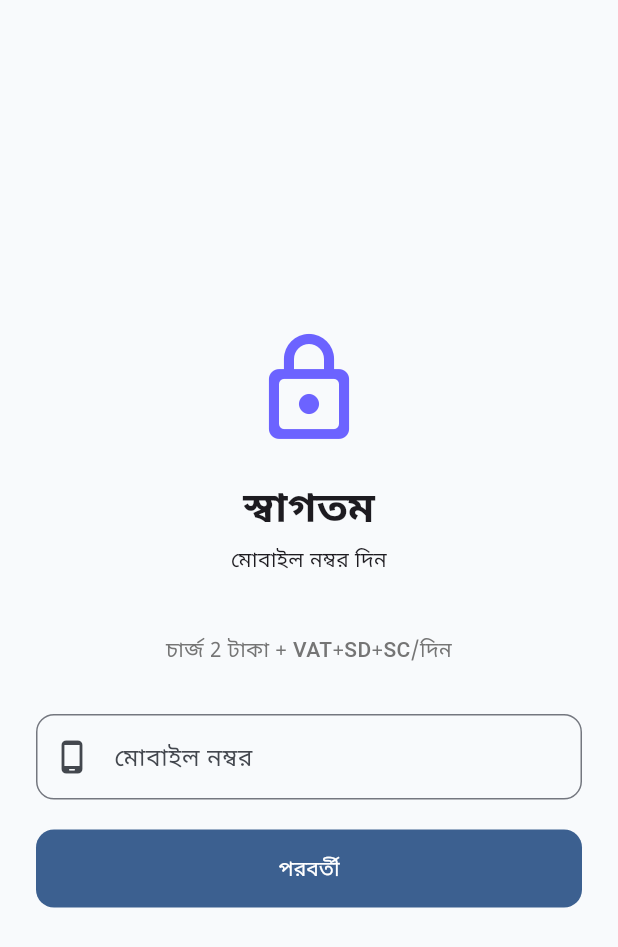
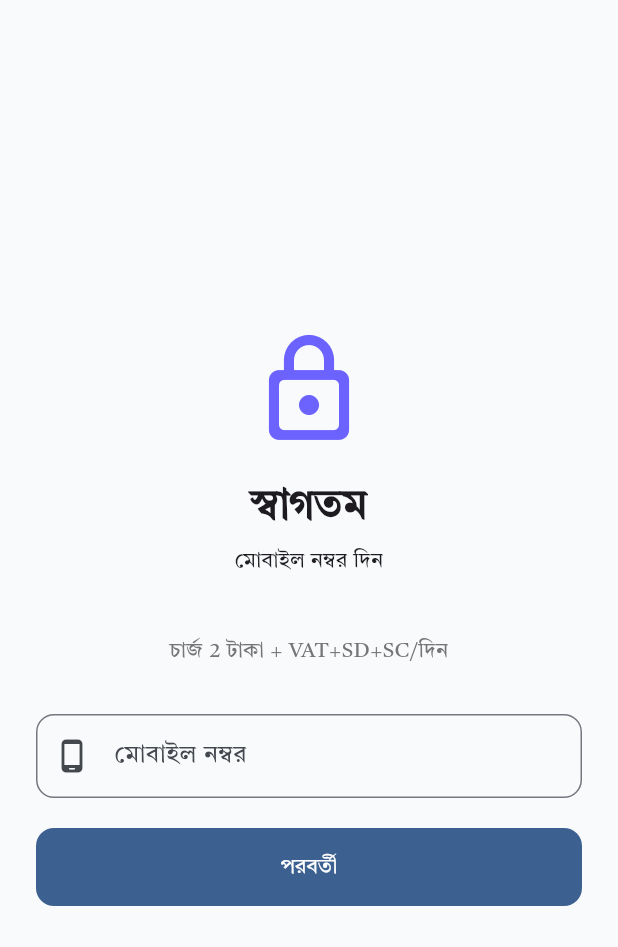
Before and after one commit to mehedienf/women_safety_weather_app, a Flutter app: the screen it shows after launch, on a phone screen of 412 x 824 dp. Shown: the top 947 px of the screen. Run offline on Flutter 3.47's test engine with Material 3 defaults, Android fonts, the phone set to English and light mode, and no system bars; our stand-ins replace flutter_local_notifications, flutter_map, geolocator, google_fonts, latlong2, permission_handler and 2 more; missing offline and left inert: flutter_phone_direct_caller; accounts and stored records are empty.

```diff
--- a/lib/main.dart
+++ b/lib/main.dart
@@ -67,7 +67,10 @@ class WomenSafetyDisasterApp extends StatelessWidget {
             brightness: Brightness.light,
           ),
           scaffoldBackgroundColor: const Color(0xFFF8FAFC),
-          textTheme: GoogleFonts.notoSansBengaliTextTheme(),
+          textTheme: GoogleFonts.notoSansBengaliTextTheme().apply(
+            fontFamily: 'TiroBangla',
+          ),
+
           cardTheme: const CardThemeData(
             elevation: 0,
             color: Colors.white,
--- a/pubspec.yaml
+++ b/pubspec.yaml
@@ -79,3 +79,8 @@ flutter:
   assets:
     - assets/icons/
     - assets/videos/
+
+  fonts:
+    - family: TiroBangla
+      fonts:
+        - asset: assets/fonts/TiroBangla-Regular.ttf
```
Also changed, not shown: assets/fonts/TiroBangla-Italic.ttf (added), assets/fonts/TiroBangla-Regular.ttf (added).
